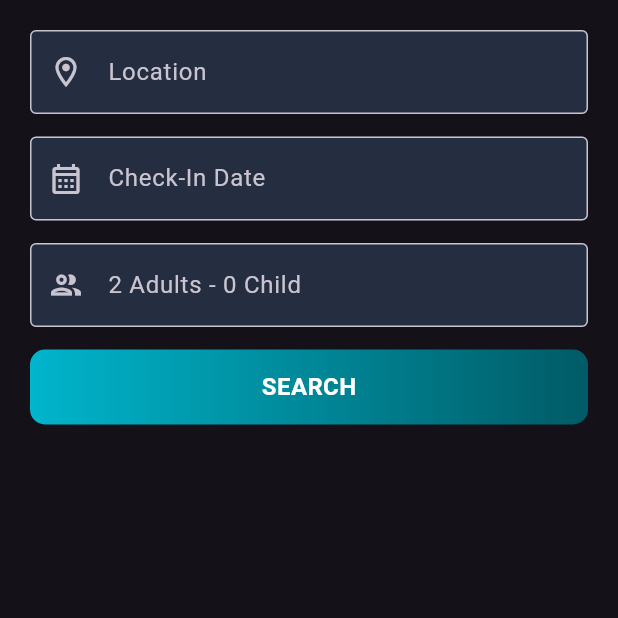
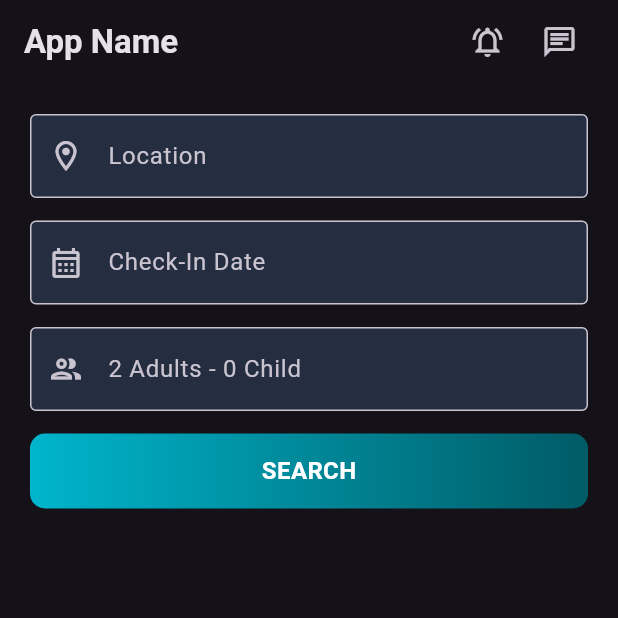
Before and after one commit to AbhinandhanaPU/houseboat_booking_app, a Flutter app: the SearchScreen screen opened directly, on a phone screen of 412 x 824 dp, the top half of it. Run offline on Flutter 3.47's test engine with Material 3 defaults, Android fonts, the phone set to English and light mode, and no system bars; our stand-ins replace connectivity_plus, file_picker, flutter_svg, image_picker, intl_phone_field, lottie and 2 more.

Commit message:
added a custom appbar in all botton tab screens

```diff
--- a/lib/app/utils/colors.dart
+++ b/lib/app/utils/colors.dart
@@ -17,4 +17,5 @@ class AppColors {
 
   // Additional Colors
   static const Color lightGrey = Color(0xffB3B3B3);
+  static const Color transparent = Colors.transparent;
 }
--- a/lib/app/views/bottom_nav/tabs/search/search_screen.dart
+++ b/lib/app/views/bottom_nav/tabs/search/search_screen.dart
@@ -3,6 +3,7 @@ import 'dart:developer';
 import 'package:flutter/material.dart';
 import 'package:houseboat_booking/app/utils/colors.dart';
 import 'package:houseboat_booking/app/utils/picker_utils.dart';
+import 'package:houseboat_booking/app/widgets/appbar_custom.dart';
 import 'package:houseboat_booking/app/widgets/colored_button.dart';
 import 'package:houseboat_booking/app/widgets/counter_field.dart';
 import 'package:houseboat_booking/app/widgets/custom_textfield_without_label.dart';
@@ -23,8 +24,16 @@ class _SearchScreenState extends State<SearchScreen> {
 
   @override
   Widget build(BuildContext context) {
-    return SafeArea(
-      child: Scaffold(
+    return Scaffold(
+      appBar: CustomAppBar(
+        showBackButton: false,
+        actions: [
+          IconButton(
+            onPressed: () {},
+            icon: Icon(Icons.chat_outlined),
+          ),
+        ],
+      ),
       body: Padding(
         padding: const EdgeInsets.symmetric(horizontal: 20, vertical: 20),
         child: Column(
@@ -39,6 +48,7 @@ class _SearchScreenState extends State<SearchScreen> {
               hintText: 'Check-In Date',
               prefixIcon: const Icon(Icons.calendar_month_outlined),
               controller: TextEditingController(),
+              readOnly: true,
               onTap: () async {
                 final date = await PickerUtils.pickDate(context);
                 log(date.toString());
@@ -58,7 +68,6 @@ class _SearchScreenState extends State<SearchScreen> {
               onTap: () {},
             ),
           ],
-          ),
         ),
       ),
     );
--- /dev/null
+++ b/lib/app/widgets/appbar_custom.dart
@@ -0,0 +1,58 @@
+import 'package:flutter/material.dart';
+import 'package:houseboat_booking/app/utils/colors.dart';
+
+class CustomAppBar extends StatelessWidget implements PreferredSizeWidget {
+  final String? title;
+  final bool showBackButton;
+  final List<Widget>? actions;
+  final Color backgroundColor;
+  final double elevation;
+  final PreferredSizeWidget? bottom;
+
+  const CustomAppBar({
+    super.key,
+    this.title,
+    this.showBackButton = true,
+    this.actions,
+    this.backgroundColor = AppColors.transparent,
+    this.elevation = 0.0,
+    this.bottom,
+  });
+
+  @override
+  Widget build(BuildContext context) {
+    return AppBar(
+      backgroundColor: backgroundColor,
+      automaticallyImplyLeading: false,
+      forceMaterialTransparency: true,
+      leading: showBackButton
+          ? IconButton(
+              icon: const Icon(Icons.arrow_back_ios),
+              onPressed: () => Navigator.pop(context),
+            )
+          : null,
+      title: Text(
+        title != null ? title! : 'App Name',
+        style: const TextStyle(
+          fontSize: 22,
+          fontWeight: FontWeight.bold,
+        ),
+      ),
+
+      actions: [
+        IconButton(
+          onPressed: () {},
+          icon: const Icon(Icons.notifications_active_outlined),
+        ),
+        if (actions != null) ...actions!,
+        SizedBox(width: 15),
+      ],
+      bottom: bottom, // Optional TabBar if provided
+    );
+  }
+
+  @override
+  Size get preferredSize => bottom != null
+      ? const Size.fromHeight(100)
+      : const Size.fromHeight(kToolbarHeight);
+}
```
Also changed, not shown: lib/app/views/bottom_nav/tabs/booking/screens/booking_home.dart (+3 -17 lines), lib/app/views/bottom_nav/tabs/home/home_screen.dart (+12 -4 lines), lib/app/views/bottom_nav/tabs/profile/profile_screen.dart (+11 -3 lines), lib/app/views/bottom_nav/tabs/wishlist/wishlist_screen.dart (+11 -3 lines). Lines whose indentation alone changed are shown as unchanged.
